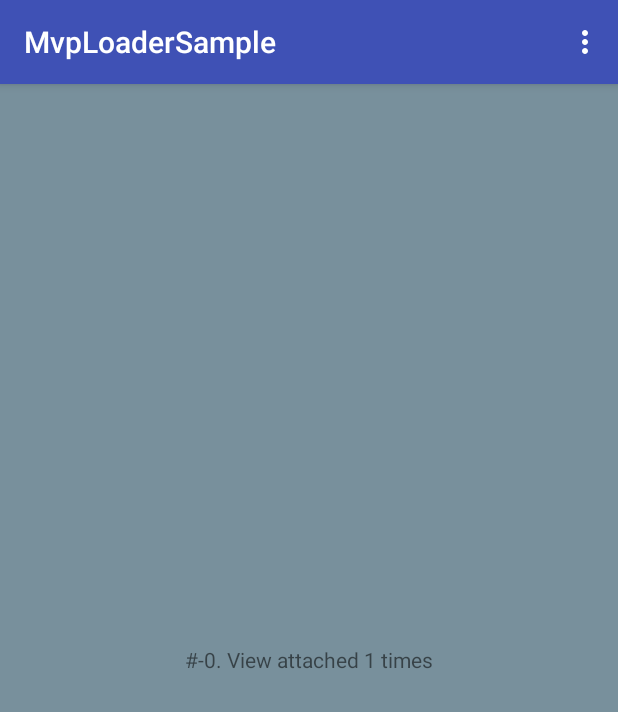
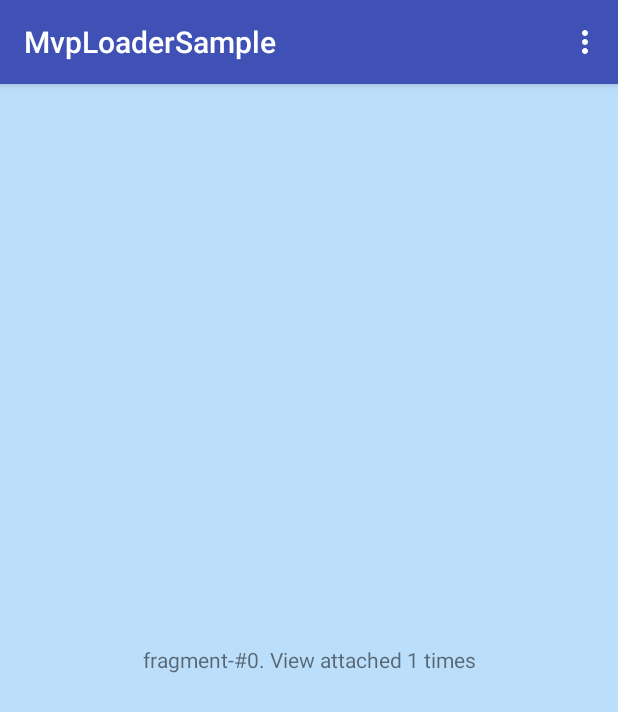
Before and after one commit to czyrux/MvpLoader, an Android app: the screen it shows after launch (MvpActivity before the commit, SampleActivity after it), in the options menu, after a tap on "pager", on a phone screen of 412 x 824 dp. Shown: the top 712 px of the screen. Run offline under Robolectric (Android 15) with nearby library versions, the phone set to English and light mode, and no system bars; 1 statement that could not run was skipped.

```diff
--- a/app/build.gradle
+++ b/app/build.gradle
@@ -21,7 +21,9 @@ android {
 
 dependencies {
     compile fileTree(dir: 'libs', include: ['*.jar'])
+
+    compile 'com.android.support:appcompat-v7:23.2.0'
+    compile 'com.android.support:support-v4:23.2.0'
+
     testCompile 'junit:junit:4.12'
-    compile 'com.android.support:appcompat-v7:23.1.1'
-    compile 'com.android.support:support-v4:23.1.1'
 }
--- a/app/src/main/AndroidManifest.xml
+++ b/app/src/main/AndroidManifest.xml
@@ -8,7 +8,7 @@
         android:label="@string/app_name"
         android:supportsRtl="true"
         android:theme="@style/AppTheme">
-        <activity android:name=".MvpActivity">
+        <activity android:name=".SampleActivity">
             <intent-filter>
                 <action android:name="android.intent.action.MAIN" />
 
--- a/app/src/main/java/de/czyrux/mvploadersample/ColorPicker.java
+++ /dev/null
@@ -1,17 +0,0 @@
-package de.czyrux.mvploadersample;
-
-import android.support.annotation.ColorRes;
-
-import java.util.Random;
-
-public class ColorPicker {
-
-    private static final Random RANDOM = new Random();
-    private static int[] COLOR_ARRAY = new int[]{R.color.blue, R.color.green, R.color.yellow, R.color.brown, R.color.pink,
-            R.color.blue_gray, R.color.deep_purple};
-
-    @ColorRes
-    public static int getRandomColor() {
-        return COLOR_ARRAY[RANDOM.nextInt(COLOR_ARRAY.length)];
-    }
-}
--- a/app/src/main/java/de/czyrux/mvploadersample/MvpActivity.java
+++ b/app/src/main/java/de/czyrux/mvploadersample/SampleActivity.java
@@ -11,22 +11,28 @@ import android.widget.Toast;
 import de.czyrux.mvploadersample.base.BasePresenterActivity;
 import de.czyrux.mvploadersample.base.Presenter;
 import de.czyrux.mvploadersample.base.PresenterFactory;
-import de.czyrux.mvploadersample.pager.PagerFragment;
-import de.czyrux.mvploadersample.single.SimpleFragment;
-import de.czyrux.mvploadersample.single.SimplePresenter;
-import de.czyrux.mvploadersample.single.SimplePresenterFactory;
-import de.czyrux.mvploadersample.single.SimpleView;
+import de.czyrux.mvploadersample.presenter.SamplePresenter;
+import de.czyrux.mvploadersample.presenter.SamplePresenterFactory;
+import de.czyrux.mvploadersample.presenter.SampleView;
 
-public class MvpActivity extends BasePresenterActivity<SimplePresenter> implements SimpleView {
-    private static final String TAG = "MvpActivity";
+public class SampleActivity extends BasePresenterActivity<SamplePresenter> implements SampleView {
+    private static final String TAG = "SampleActivity";
+    private static final int NUMBER_OF_PAGES = 3;
 
-    private Presenter<SimpleView> presenter;
+    private Presenter<SampleView> presenter;
 
     @Override
     protected void onCreate(Bundle savedInstanceState) {
         super.onCreate(savedInstanceState);
         setContentView(R.layout.activity_mvp);
         Log.e(TAG, "onCreate-" + tag());
+
+        if (savedInstanceState == null) {
+            getSupportFragmentManager()
+                    .beginTransaction()
+                    .replace(R.id.fragment_container, SampleFragment.newInstance("fragment", R.color.yellow))
+                    .commit();
+        }
     }
 
 
@@ -50,12 +56,12 @@ public class MvpActivity extends BasePresenterActivity<SimplePresenter> implemen
     }
 
     @Override
-    protected PresenterFactory<SimplePresenter> getPresenterFactory() {
-        return new SimplePresenterFactory(tag());
+    protected PresenterFactory<SamplePresenter> getPresenterFactory() {
+        return new SamplePresenterFactory(tag());
     }
 
     @Override
-    protected void onPresenterPrepared(SimplePresenter presenter) {
+    protected void onPresenterPrepared(SamplePresenter presenter) {
         this.presenter = presenter;
     }
 
@@ -70,13 +76,13 @@ public class MvpActivity extends BasePresenterActivity<SimplePresenter> implemen
 
         int id = item.getItemId();
         if (id == R.id.menu_single) {
-            replaceFragment(SimpleFragment.newInstance("Single", ColorPicker.getRandomColor()));
+            replaceFragment(SampleFragment.newInstance("fragment", R.color.green));
             return true;
         } else if (id == R.id.menu_pager) {
-            replaceFragment(PagerFragment.newInstance(4));
+            replaceFragment(SampleViewPagerFragment.newInstance(NUMBER_OF_PAGES));
             return true;
         } else if (id == R.id.menu_activity) {
-            startActivity(new Intent(this, MvpActivity.class));
+            startActivity(new Intent(this, SampleActivity.class));
         }
 
         return super.onOptionsItemSelected(item);
--- a/app/src/main/java/de/czyrux/mvploadersample/single/SimpleFragment.java
+++ b/app/src/main/java/de/czyrux/mvploadersample/SampleFragment.java
@@ -1,4 +1,4 @@
-package de.czyrux.mvploadersample.single;
+package de.czyrux.mvploadersample;
 
 import android.os.Bundle;
 import android.support.annotation.ColorRes;
@@ -8,14 +8,14 @@ import android.view.View;
 import android.view.ViewGroup;
 import android.widget.TextView;
 
-import java.util.Locale;
-
-import de.czyrux.mvploadersample.R;
 import de.czyrux.mvploadersample.base.BasePresenterFragment;
 import de.czyrux.mvploadersample.base.PresenterFactory;
+import de.czyrux.mvploadersample.presenter.SamplePresenter;
+import de.czyrux.mvploadersample.presenter.SamplePresenterFactory;
+import de.czyrux.mvploadersample.presenter.SampleView;
 
-public class SimpleFragment extends BasePresenterFragment<SimplePresenter> implements SimpleView {
-    private static final String TAG = "SingleFragment";
+public class SampleFragment extends BasePresenterFragment<SamplePresenter> implements SampleView {
+    private static final String TAG = "SampleFragment";
     private static final String ARG_NAME = "name";
     private static final String ARG_COLOR = "color";
 
@@ -24,14 +24,14 @@ public class SimpleFragment extends BasePresenterFragment<SimplePresenter> imple
     private String name;
 
     private TextView titleTextView;
-    private SimplePresenter presenter;
+    private SamplePresenter presenter;
 
-    public static SimpleFragment newInstance(String name, @ColorRes int color) {
+    public static SampleFragment newInstance(String name, @ColorRes int color) {
         Bundle args = new Bundle();
         args.putString(ARG_NAME, name);
         args.putInt(ARG_COLOR, color);
 
-        SimpleFragment fragment = new SimpleFragment();
+        SampleFragment fragment = new SampleFragment();
         fragment.setArguments(args);
         return fragment;
     }
@@ -55,17 +55,8 @@ public class SimpleFragment extends BasePresenterFragment<SimplePresenter> imple
         view.setBackgroundColor(getResources().getColor(color));
 
         titleTextView = (TextView) view.findViewById(R.id.single_text);
-        Log.d(TAG, "onCreateView-" + name);
-
         return view;
     }
-
-    @Override
-    public void onViewCreated(View view, Bundle savedInstanceState) {
-        super.onViewCreated(view, savedInstanceState);
-        Log.d(TAG, "onViewCreated-" + name);
-    }
-
 
     @Override
     public void onActivityCreated(Bundle savedInstanceState) {
@@ -73,19 +64,19 @@ public class SimpleFragment extends BasePresenterFragment<SimplePresenter> imple
         Log.d(TAG, "onActivityCreated-" + tag());
     }
 
-
     @Override
     public void onStart() {
         super.onStart();
         Log.d(TAG, "onStart-" + tag());
-        Log.d(TAG, "onStart-is_null:" + String.valueOf(presenter == null).toUpperCase(Locale.ENGLISH));
+        // When first created the Fragment, the Presenter will be initialized at this point, but on
+        // a configuration change it wont be ready until onResume
+        Log.d(TAG, "onStart- is_presenter_null:" + String.valueOf(presenter == null));
     }
 
     @Override
     public void onResume() {
         super.onResume();
         Log.d(TAG, "onResume-" + tag());
-        Log.e(TAG, "presenter.onViewAttached-" + tag());
         presenter.onViewAttached(this);
     }
 
@@ -109,12 +100,12 @@ public class SimpleFragment extends BasePresenterFragment<SimplePresenter> imple
     }
 
     @Override
-    protected PresenterFactory<SimplePresenter> getPresenterFactory() {
-        return new SimplePresenterFactory(name);
+    protected PresenterFactory<SamplePresenter> getPresenterFactory() {
+        return new SamplePresenterFactory(name);
     }
 
     @Override
-    protected void onPresenterPrepared(SimplePresenter presenter) {
+    protected void onPresenterPrepared(SamplePresenter presenter) {
         this.presenter = presenter;
         Log.d(TAG, "onPresenterPrepared-" + tag());
     }
--- a/app/src/main/java/de/czyrux/mvploadersample/pager/PagerFragment.java
+++ b/app/src/main/java/de/czyrux/mvploadersample/SampleViewPagerFragment.java
@@ -1,4 +1,4 @@
-package de.czyrux.mvploadersample.pager;
+package de.czyrux.mvploadersample;
 
 import android.os.Bundle;
 import android.support.v4.app.Fragment;
@@ -9,21 +9,18 @@ import android.view.LayoutInflater;
 import android.view.View;
 import android.view.ViewGroup;
 
-import de.czyrux.mvploadersample.ColorPicker;
-import de.czyrux.mvploadersample.R;
-import de.czyrux.mvploadersample.single.SimpleFragment;
-
-public class PagerFragment extends Fragment {
+public class SampleViewPagerFragment extends Fragment {
     private static final String ARG_PAGES = "pages";
+    private static final int MIN_OFF_SCREEN_LIMIT = 2;
 
     private int pages;
     private ViewPager viewPager;
 
-    public static PagerFragment newInstance(int pages) {
+    public static SampleViewPagerFragment newInstance(int pages) {
         Bundle args = new Bundle();
         args.putInt(ARG_PAGES, pages);
 
-        PagerFragment fragment = new PagerFragment();
+        SampleViewPagerFragment fragment = new SampleViewPagerFragment();
         fragment.setArguments(args);
         return fragment;
     }
@@ -50,11 +47,14 @@ public class PagerFragment extends Fragment {
         super.onViewCreated(view, savedInstanceState);
 
         viewPager.setAdapter(new PagerAdapter(getChildFragmentManager(), pages));
-        viewPager.setOffscreenPageLimit(Math.max(4, pages / 2));
+        viewPager.setOffscreenPageLimit(Math.max(MIN_OFF_SCREEN_LIMIT, pages / 2));
     }
 
 
     private static class PagerAdapter extends FragmentStatePagerAdapter {
+
+        private static int[] COLOR_ARRAY = new int[]{R.color.blue, R.color.yellow, R.color.brown, R.color.pink,
+                R.color.blue_gray, R.color.deep_purple, R.color.green};
 
         private final int numberOfPages;
 
@@ -65,7 +65,7 @@ public class PagerFragment extends Fragment {
 
         @Override
         public Fragment getItem(int position) {
-            return SimpleFragment.newInstance("#-" + position, ColorPicker.getRandomColor());
+            return SampleFragment.newInstance("fragment-#" + position, COLOR_ARRAY[position % COLOR_ARRAY.length]);
         }
 
         @Override
--- a/app/src/main/java/de/czyrux/mvploadersample/base/BasePresenterActivity.java
+++ b/app/src/main/java/de/czyrux/mvploadersample/base/BasePresenterActivity.java
@@ -19,19 +19,19 @@ public abstract class BasePresenterActivity<P extends Presenter> extends AppComp
 
     @Override
     public final Loader<P> onCreateLoader(int id, Bundle args) {
-        Log.e("base-activity", "onCreateLoader");
+        Log.i("base-activity", "onCreateLoader");
         return new PresenterLoader<>(this, getPresenterFactory(), tag());
     }
 
     @Override
     public final void onLoadFinished(Loader<P> loader, P data) {
-        Log.e("base-activity", "onLoadFinished");
+        Log.i("base-activity", "onLoadFinished");
         onPresenterPrepared(data);
     }
 
     @Override
     public final void onLoaderReset(Loader<P> loader) {
-        Log.e("base-activity", "onLoaderReset");
+        Log.i("base-activity", "onLoaderReset");
         onPresenterDestroyed();
     }
 
--- a/app/src/main/java/de/czyrux/mvploadersample/base/BasePresenterFragment.java
+++ b/app/src/main/java/de/czyrux/mvploadersample/base/BasePresenterFragment.java
@@ -11,7 +11,8 @@ public abstract class BasePresenterFragment<P extends Presenter> extends Fragmen
 
     private static final int LOADER_ID = 101;
 
-    // boolean flag to avoid delivering the result twice.
+    // boolean flag to avoid delivering the result twice. Calling initLoader in onActivityCreated makes
+    // onLoadFinished will be called twice during configuration change.
     private boolean delivered = false;
 
     @Override
@@ -19,12 +20,6 @@ public abstract class BasePresenterFragment<P extends Presenter> extends Fragmen
         super.onActivityCreated(savedInstanceState);
         Log.i("base-fragment", "onActivityCreated-" + tag());
         getLoaderManager().initLoader(LOADER_ID, null, this);
-    }
-
-    @Override
-    public void onResume() {
-        super.onResume();
-        Log.i("base-fragment", "onResume-" + tag());
     }
 
     @Override
--- a/app/src/main/java/de/czyrux/mvploadersample/base/PresenterLoader.java
+++ b/app/src/main/java/de/czyrux/mvploadersample/base/PresenterLoader.java
@@ -49,13 +49,12 @@ public final class PresenterLoader<T extends Presenter> extends Loader<T> {
 
     @Override
     protected void onStopLoading() {
-        super.onStopLoading();
         Log.i("loader", "onStopLoading-" + tag);
     }
 
     @Override
     protected void onReset() {
-        Log.e("loader", "onReset-" + tag);
+        Log.i("loader", "onReset-" + tag);
         if (presenter != null) {
             presenter.onDestroyed();
             presenter = null;
--- a/app/src/main/java/de/czyrux/mvploadersample/single/SimplePresenter.java
+++ b/app/src/main/java/de/czyrux/mvploadersample/presenter/SamplePresenter.java
@@ -1,19 +1,19 @@
-package de.czyrux.mvploadersample.single;
+package de.czyrux.mvploadersample.presenter;
 
 import de.czyrux.mvploadersample.base.Presenter;
 
-public class SimplePresenter implements Presenter<SimpleView> {
+public class SamplePresenter implements Presenter<SampleView> {
 
     private final String title;
-    private SimpleView view;
+    private SampleView view;
     int count = 0;
 
-    public SimplePresenter(String title) {
+    public SamplePresenter(String title) {
         this.title = title;
     }
 
     @Override
-    public void onViewAttached(SimpleView view) {
+    public void onViewAttached(SampleView view) {
         this.view = view;
         this.count++;
         this.view.showMessage(title + ". View attached " + count + " times");
--- /dev/null
+++ b/app/src/main/java/de/czyrux/mvploadersample/presenter/SamplePresenterFactory.java
@@ -0,0 +1,17 @@
+package de.czyrux.mvploadersample.presenter;
+
+import de.czyrux.mvploadersample.base.PresenterFactory;
+
+public class SamplePresenterFactory implements PresenterFactory<SamplePresenter>{
+
+    private final String title;
+
+    public SamplePresenterFactory(String title) {
+        this.title = title;
+    }
+
+    @Override
+    public SamplePresenter create() {
+        return new SamplePresenter(title);
+    }
+}
--- /dev/null
+++ b/app/src/main/java/de/czyrux/mvploadersample/presenter/SampleView.java
@@ -0,0 +1,5 @@
+package de.czyrux.mvploadersample.presenter;
+
+public interface SampleView {
+    void showMessage(String text);
+}
--- a/app/src/main/java/de/czyrux/mvploadersample/single/SimplePresenterFactory.java
+++ /dev/null
@@ -1,17 +0,0 @@
-package de.czyrux.mvploadersample.single;
-
-import de.czyrux.mvploadersample.base.PresenterFactory;
-
-public class SimplePresenterFactory implements PresenterFactory<SimplePresenter>{
-
-    private final String title;
-
-    public SimplePresenterFactory(String title) {
-        this.title = title;
-    }
-
-    @Override
-    public SimplePresenter create() {
-        return new SimplePresenter(title);
-    }
-}
--- a/app/src/main/java/de/czyrux/mvploadersample/single/SimpleView.java
+++ /dev/null
@@ -1,5 +0,0 @@
-package de.czyrux.mvploadersample.single;
-
-public interface SimpleView {
-    void showMessage(String text);
-}
--- a/app/src/main/res/layout/activity_mvp.xml
+++ b/app/src/main/res/layout/activity_mvp.xml
@@ -3,7 +3,7 @@
     xmlns:tools="http://schemas.android.com/tools"
     android:layout_width="match_parent"
     android:layout_height="match_parent"
-    tools:context="de.czyrux.mvploadersample.MvpActivity">
+    tools:context=".SampleActivity">
 
     <FrameLayout
         android:id="@+id/fragment_container"
--- a/app/src/main/res/layout/fragment_pager.xml
+++ b/app/src/main/res/layout/fragment_pager.xml
@@ -2,7 +2,7 @@
     xmlns:tools="http://schemas.android.com/tools"
     android:layout_width="match_parent"
     android:layout_height="match_parent"
-    tools:context=".pager.PagerFragment">
+    tools:context=".SampleViewPagerFragment">
 
     <android.support.v4.view.ViewPager
         android:id="@+id/viewpager"
--- a/app/src/main/res/layout/fragment_single.xml
+++ b/app/src/main/res/layout/fragment_single.xml
@@ -2,7 +2,7 @@
     xmlns:tools="http://schemas.android.com/tools"
     android:layout_width="match_parent"
     android:layout_height="match_parent"
-    tools:context=".single.SimpleFragment">
+    tools:context=".SampleFragment">
 
     <TextView
         android:id="@+id/single_text"
```
Also changed, not shown: 1 other file.
